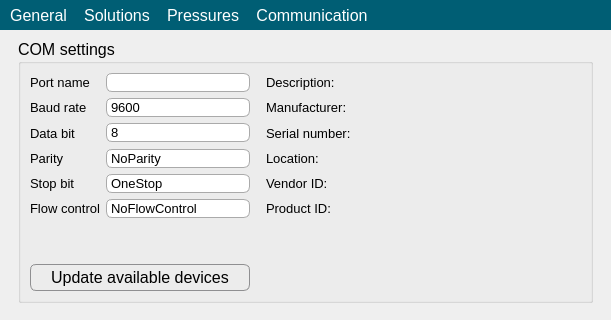
First picture: the form in apps/Lab-on-a-tip/tools.ui, repository bellonemauro/Labonatip2.0, before the edit; both pictures show x 0 to 611 and y 0 to 320 of the 611 by 610 pixel window.
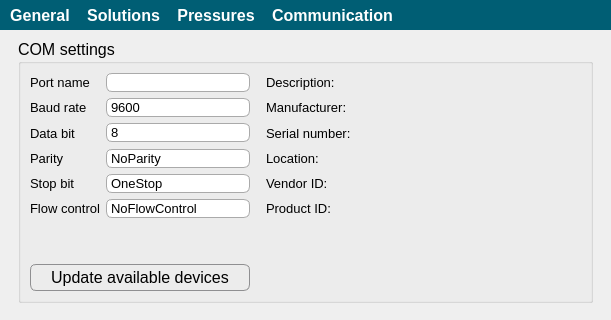
Second picture: the form after the edit. Icons and pictures are not drawn.

```diff
--- a/apps/Lab-on-a-tip/tools.ui
+++ b/apps/Lab-on-a-tip/tools.ui
@@ -18,7 +18,7 @@
 background-color:rgb(0, 94, 116);
 color:rgb(255,255,255);
 font-size: 16px;
-font-weigth: 900;
+font-weight: 900;
 }
 QToolButton:hover {
 color:rgb(255,255,255);
@@ -30,7 +30,7 @@
 background-color:rgb(0, 94, 116);
 color:rgb(255,255,255);
 font-size: 16px;
-font-weigth: 900;
+font-weight: 900;
 border:0;
 }
 
```
Left out of the diff: 2 changed lines with no effect on the pictures.
